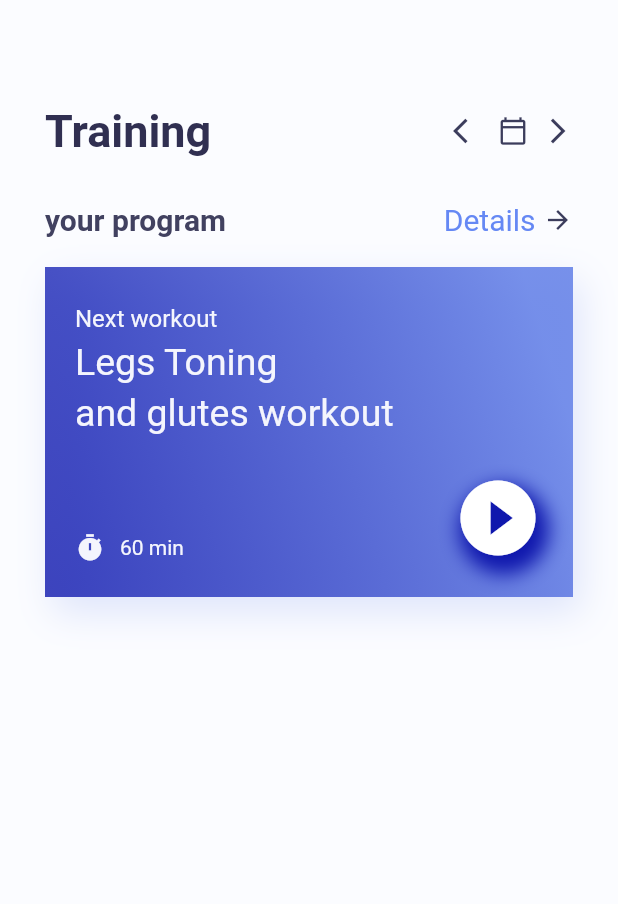
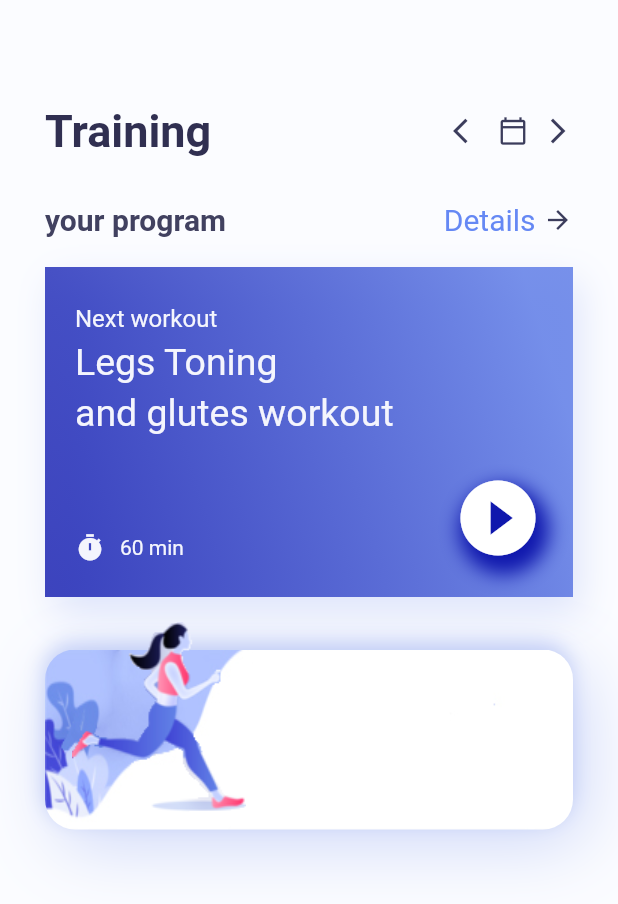
Before and after one commit to ImranIqbalS/Flutter-fitness-app-UI, a Flutter app: the screen it shows after launch, on a phone screen of 412 x 824 dp. Shown: the top 904 px of the screen. Run offline on Flutter 3.47's test engine with Material 2 defaults, Android fonts, the phone set to English and light mode, and no system bars.

Commit message:
creating layout and adding image in banner section

```diff
--- a/lib/home_page.dart
+++ b/lib/home_page.dart
@@ -194,6 +194,62 @@ class _HomePageState extends State<HomePage> {
                 ),
               ),
             ),
+            SizedBox(
+              height: 5,
+            ),
+            //banner section
+            Container(
+              height: 180,
+              width: MediaQuery.of(context).size.width,
+              child: Stack(
+                children: [
+                  Container(
+                    margin: EdgeInsets.only(top: 30),
+                    width: MediaQuery.of(context).size.width,
+                    height: 120,
+                    decoration: BoxDecoration(
+                      borderRadius: BorderRadius.circular(20),
+                      image: DecorationImage(
+                        image: AssetImage(
+                          "assets/card.jpg",
+                        ),
+                        fit: BoxFit.fill,
+                      ),
+                      boxShadow: [
+                        BoxShadow(
+                          blurRadius: 40,
+                          offset: Offset(8, 10),
+                          color: color.AppColor.gradientSecond.withOpacity(0.3),
+                        ),
+                        BoxShadow(
+                          blurRadius: 10,
+                          offset: Offset(-1, -5),
+                          color: color.AppColor.gradientSecond.withOpacity(0.3),
+                        ),
+                      ],
+                    ),
+                  ),
+                  Container(
+                    height: 200,
+                    width: MediaQuery.of(context).size.width,
+                    margin: EdgeInsets.only(
+                      right: 200,
+                      bottom: 30,
+                    ),
+                    decoration: BoxDecoration(
+                      // color: Colors.red.withOpacity(0.2),
+                      borderRadius: BorderRadius.circular(20),
+                      image: DecorationImage(
+                        image: AssetImage(
+                          "assets/figure.png",
+                        ),
+                        // fit: BoxFit.fill,
+                      ),
+                    ),
+                  ),
+                ],
+              ),
+            ),
           ],
         ),
       ),
```
